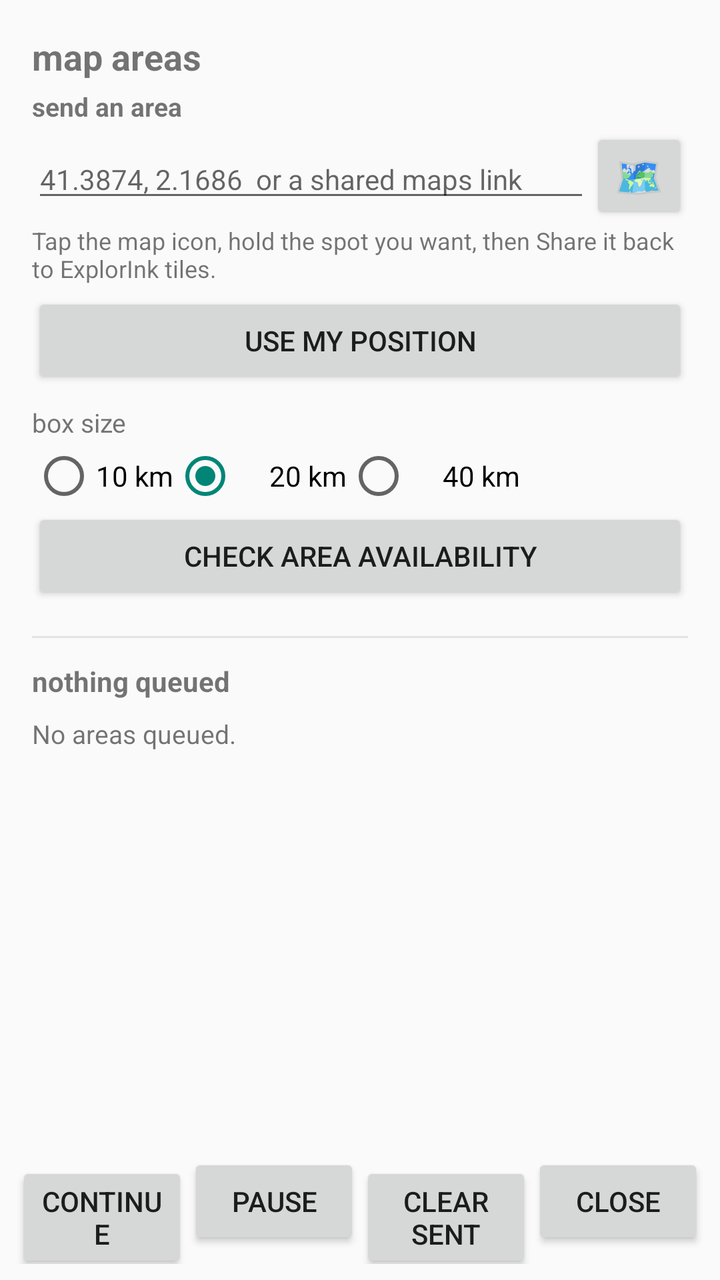
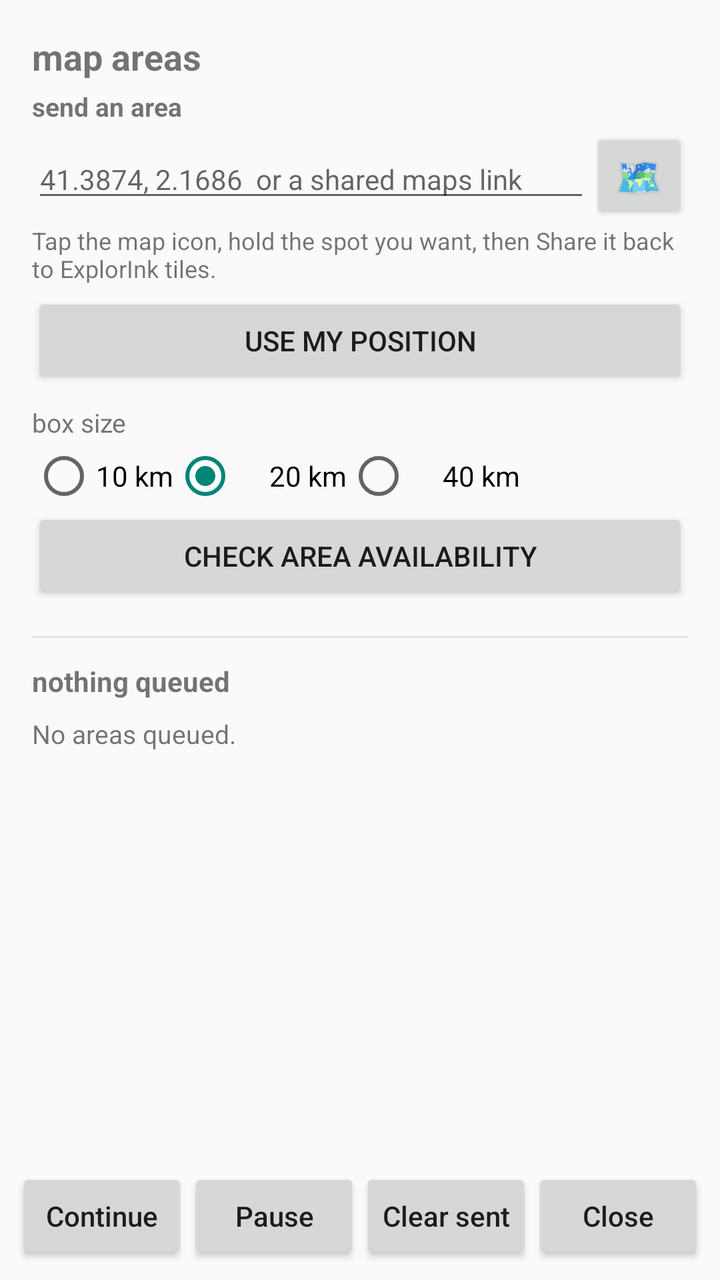

Screens rendered from an Android XML layout before and after an edit, with the pre-edit source and the edit as a unified diff.
<!-- AndroidManifest.xml: application theme AppTheme -->
<!-- res/layout/activity_tile_queue.xml -->
<?xml version="1.0" encoding="utf-8"?>
<LinearLayout xmlns:android="http://schemas.android.com/apk/res/android"
    android:layout_width="match_parent"
    android:layout_height="match_parent"
    android:fitsSystemWindows="true"
    android:orientation="vertical">

    <ScrollView
        android:layout_width="match_parent"
        android:layout_height="0dp"
        android:layout_weight="1"
        android:padding="16dp">

        <LinearLayout
            android:layout_width="match_parent"
            android:layout_height="wrap_content"
            android:orientation="vertical">

            <TextView
                android:id="@+id/tvQueueState"
                android:layout_width="match_parent"
                android:layout_height="wrap_content"
                android:paddingBottom="4dp"
                android:text="map areas"
                android:textSize="18sp"
                android:textStyle="bold" />

            
            <TextView
                android:id="@+id/tvQueueProblem"
                android:layout_width="match_parent"
                android:layout_height="wrap_content"
                android:paddingBottom="8dp"
                android:textColor="#FFB00020"
                android:textSize="14sp"
                android:visibility="gone" />

            <TextView
                android:id="@+id/tvQueueStatus"
                android:layout_width="match_parent"
                android:layout_height="wrap_content"
                android:fontFamily="monospace"
                android:paddingBottom="12dp"
                android:textSize="12sp"
                android:visibility="gone" />

            <TextView
                android:layout_width="match_parent"
                android:layout_height="wrap_content"
                android:paddingBottom="2dp"
                android:text="send an area"
                android:textSize="13sp"
                android:textStyle="bold" />

            
            <LinearLayout
                android:layout_width="match_parent"
                android:layout_height="wrap_content"
                android:orientation="horizontal"
                android:gravity="center_vertical">

                <EditText
                    android:id="@+id/etArea"
                    android:layout_width="0dp"
                    android:layout_weight="1"
                    android:layout_height="wrap_content"
                    android:hint="41.3874, 2.1686  or a shared maps link"
                    android:importantForAutofill="no"
                    android:inputType="textUri"
                    android:maxLines="3"
                    android:textSize="14sp" />

                
                <Button
                    android:id="@+id/btnPickOnMap"
                    android:layout_width="wrap_content"
                    android:layout_height="wrap_content"
                    android:contentDescription="Open a map to pick the place"
                    android:minWidth="0dp"
                    android:text="🗺"
                    android:textSize="20sp" />
            </LinearLayout>

            <TextView
                android:id="@+id/tvPickHint"
                android:layout_width="match_parent"
                android:layout_height="wrap_content"
                android:paddingBottom="4dp"
                android:text="Tap the map icon, hold the spot you want, then Share it back to ExplorInk tiles."
                android:textSize="12sp" />

            <Button
                android:id="@+id/btnUseMyPosition"
                android:layout_width="match_parent"
                android:layout_height="wrap_content"
                android:text="Use my position" />

            <TextView
                android:layout_width="match_parent"
                android:layout_height="wrap_content"
                android:paddingTop="8dp"
                android:paddingBottom="2dp"
                android:text="box size"
                android:textSize="13sp" />

            
            <RadioGroup
                android:id="@+id/rgSize"
                android:layout_width="match_parent"
                android:layout_height="wrap_content"
                android:orientation="horizontal">

                <RadioButton
                    android:id="@+id/rbSize10"
                    android:layout_width="wrap_content"
                    android:layout_height="wrap_content"
                    android:text="10 km" />

                <RadioButton
                    android:id="@+id/rbSize20"
                    android:layout_width="wrap_content"
                    android:layout_height="wrap_content"
                    android:checked="true"
                    android:paddingStart="16dp"
                    android:paddingEnd="0dp"
                    android:text="20 km" />

                <RadioButton
                    android:id="@+id/rbSize40"
                    android:layout_width="wrap_content"
                    android:layout_height="wrap_content"
                    android:paddingStart="16dp"
                    android:paddingEnd="0dp"
                    android:text="40 km" />
            </RadioGroup>

            <Button
                android:id="@+id/btnPlan"
                android:layout_width="match_parent"
                android:layout_height="wrap_content"
                android:text="Check area availability" />

            
            <TextView
                android:id="@+id/tvPlan"
                android:layout_width="match_parent"
                android:layout_height="wrap_content"
                android:fontFamily="monospace"
                android:paddingTop="8dp"
                android:textSize="13sp"
                android:visibility="gone" />

            <Button
                android:id="@+id/btnAddZone"
                android:layout_width="match_parent"
                android:layout_height="wrap_content"
                android:text="Add to the queue"
                android:visibility="gone" />

            <View
                android:layout_width="match_parent"
                android:layout_height="1dp"
                android:layout_marginTop="16dp"
                android:layout_marginBottom="12dp"
                android:background="#33888888" />

            <TextView
                android:id="@+id/tvSummary"
                android:layout_width="match_parent"
                android:layout_height="wrap_content"
                android:paddingBottom="4dp"
                android:text="nothing queued"
                android:textSize="14sp"
                android:textStyle="bold" />

            <TextView
                android:id="@+id/tvCurrent"
                android:layout_width="match_parent"
                android:layout_height="wrap_content"
                android:fontFamily="monospace"
                android:paddingBottom="8dp"
                android:textSize="12sp"
                android:visibility="gone" />

            <LinearLayout
                android:id="@+id/llZones"
                android:layout_width="match_parent"
                android:layout_height="wrap_content"
                android:orientation="vertical" />

            <TextView
                android:id="@+id/tvQueueEmpty"
                android:layout_width="match_parent"
                android:layout_height="wrap_content"
                android:paddingTop="4dp"
                android:text="No areas queued."
                android:textSize="13sp" />
        </LinearLayout>
    </ScrollView>

    <LinearLayout
        android:layout_width="match_parent"
        android:layout_height="wrap_content"
        android:orientation="horizontal"
        android:padding="8dp">

        <Button
            android:id="@+id/btnQueueContinue"
            android:layout_width="0dp"
            android:layout_height="wrap_content"
            android:layout_weight="1"
            android:text="Continue" />

        <Button
            android:id="@+id/btnQueuePause"
            android:layout_width="0dp"
            android:layout_height="wrap_content"
            android:layout_weight="1"
            android:text="Pause" />

        <Button
            android:id="@+id/btnQueueClear"
            android:layout_width="0dp"
            android:layout_height="wrap_content"
            android:layout_weight="1"
            android:text="Clear sent" />

        <Button
            android:id="@+id/btnQueueClose"
            android:layout_width="0dp"
            android:layout_height="wrap_content"
            android:layout_weight="1"
            android:text="Close" />
    </LinearLayout>
</LinearLayout>
<!-- resources referenced by this layout -->
<resources>
  <style name="AppTheme" parent="@android:style/Theme.Material.Light">
          <item name="android:windowLightStatusBar">true</item>
          <item name="android:statusBarColor">@android:color/transparent</item>
          <item name="android:navigationBarColor">@android:color/transparent</item>
      </style>
</resources>

<!-- the commit's change to res/layout/activity_tile_queue.xml (unified diff, before → after) -->
@@ -198,6 +198,7 @@
         </LinearLayout>
     </ScrollView>
 
+    
     <LinearLayout
         android:layout_width="match_parent"
         android:layout_height="wrap_content"
@@ -209,6 +210,12 @@
             android:layout_width="0dp"
             android:layout_height="wrap_content"
             android:layout_weight="1"
+            android:maxLines="1"
+            android:minWidth="0dp"
+            android:paddingStart="2dp"
+            android:paddingEnd="2dp"
+            android:textAllCaps="false"
+            android:textSize="14sp"
             android:text="Continue" />
 
         <Button
@@ -216,6 +223,12 @@
             android:layout_width="0dp"
             android:layout_height="wrap_content"
             android:layout_weight="1"
+            android:maxLines="1"
+            android:minWidth="0dp"
+            android:paddingStart="2dp"
+            android:paddingEnd="2dp"
+            android:textAllCaps="false"
+            android:textSize="14sp"
             android:text="Pause" />
 
         <Button
@@ -223,6 +236,12 @@
             android:layout_width="0dp"
             android:layout_height="wrap_content"
             android:layout_weight="1"
+            android:maxLines="1"
+            android:minWidth="0dp"
+            android:paddingStart="2dp"
+            android:paddingEnd="2dp"
+            android:textAllCaps="false"
+            android:textSize="14sp"
             android:text="Clear sent" />
 
         <Button
@@ -230,6 +249,12 @@
             android:layout_width="0dp"
             android:layout_height="wrap_content"
             android:layout_weight="1"
+            android:maxLines="1"
+            android:minWidth="0dp"
+            android:paddingStart="2dp"
+            android:paddingEnd="2dp"
+            android:textAllCaps="false"
+            android:textSize="14sp"
             android:text="Close" />
     </LinearLayout>
 </LinearLayout>
